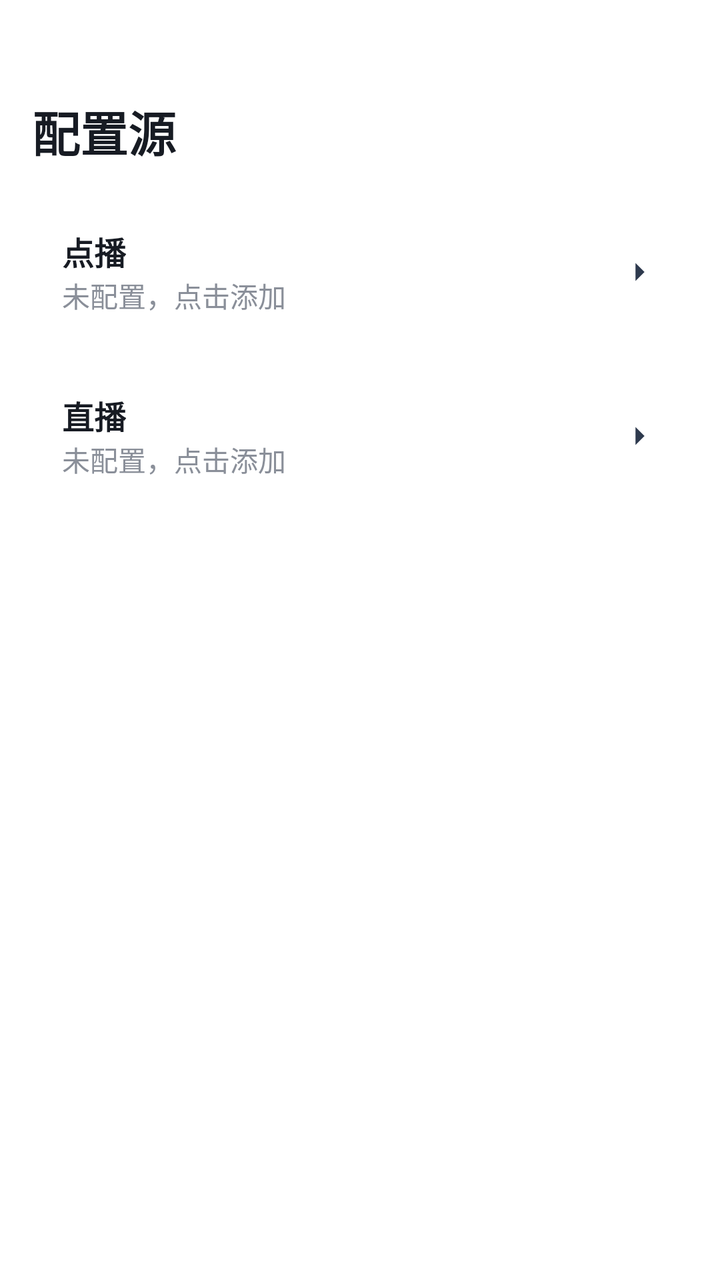
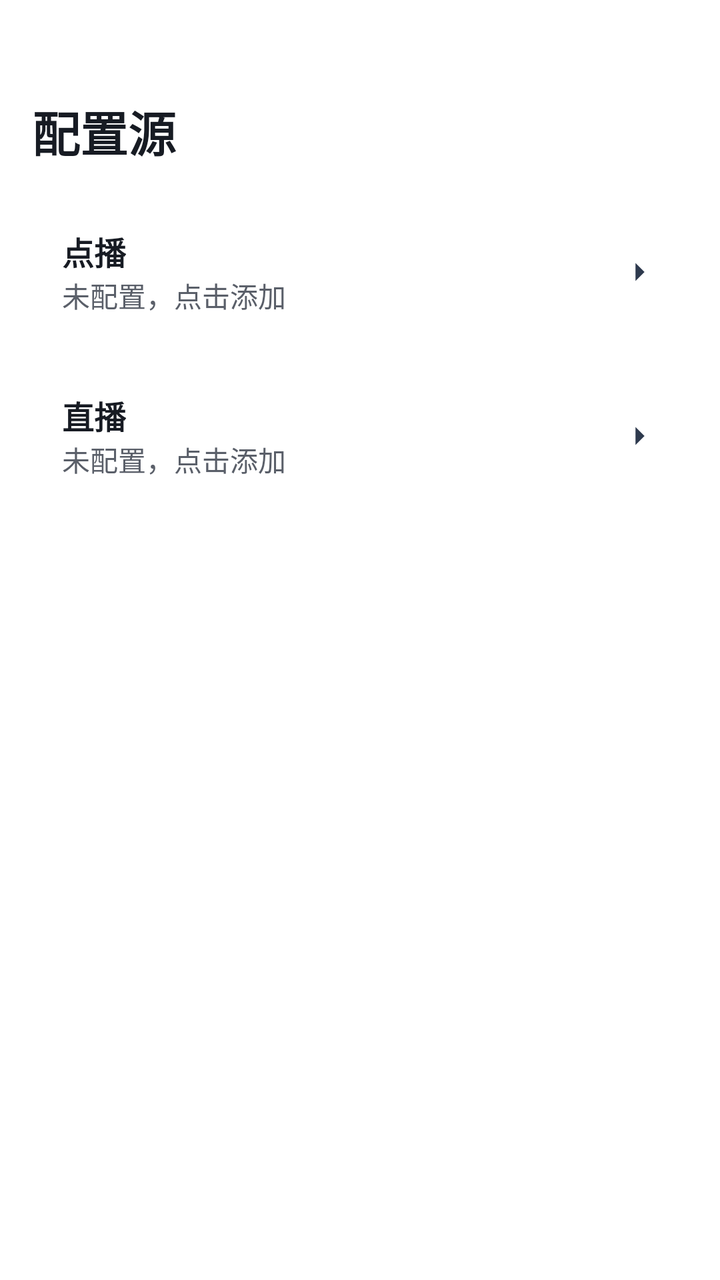

Before-and-after screenshots of an Android layout around one commit, followed by the original layout XML and the change that was made.
<!-- AndroidManifest.xml: another module's application theme Theme.App -->
<!-- res/layout/activity_config_source.xml -->
<?xml version="1.0" encoding="utf-8"?>
<ScrollView xmlns:android="http://schemas.android.com/apk/res/android"
    android:layout_width="match_parent"
    android:layout_height="match_parent"
    android:fillViewport="true">
    <LinearLayout
        android:layout_width="match_parent"
        android:layout_height="wrap_content"
        android:orientation="vertical"
        android:paddingLeft="16dp"
        android:paddingRight="16dp"
        android:paddingTop="48dp"
        android:paddingBottom="16dp">
        <TextView
            android:layout_width="wrap_content"
            android:layout_height="wrap_content"
            android:text="配置源"
            android:textColor="#171B23"
            android:textSize="24sp"
            android:textStyle="bold"
            android:layout_marginBottom="16dp" />
        <LinearLayout
            android:id="@+id/card_vod"
            android:layout_width="match_parent"
            android:layout_height="wrap_content"
            android:layout_marginBottom="8dp"
            android:background="@drawable/xc_setcard_v2"
            android:clickable="true"
            android:focusable="true"
            android:foreground="?attr/selectableItemBackground"
            android:gravity="center_vertical"
            android:minHeight="64dp"
            android:orientation="horizontal"
            android:padding="15dp">
            <LinearLayout
                android:layout_width="0dp"
                android:layout_height="wrap_content"
                android:layout_weight="1"
                android:orientation="vertical">
                <TextView
                    android:layout_width="wrap_content"
                    android:layout_height="wrap_content"
                    android:text="点播"
                    android:textColor="#171B23"
                    android:textSize="16sp"
                    android:textStyle="bold" />
                <TextView
                    android:id="@+id/tv_vod_name"
                    android:layout_width="wrap_content"
                    android:layout_height="wrap_content"
                    android:textColor="#171B23"
                    android:textSize="14sp"
                    android:visibility="gone" />
                <TextView
                    android:id="@+id/tv_vod_url"
                    android:layout_width="match_parent"
                    android:layout_height="wrap_content"
                    android:textColor="#8A8F99"
                    android:textSize="12sp"
                    android:maxLines="1"
                    android:ellipsize="end"
                    android:visibility="gone" />
                <TextView
                    android:id="@+id/tv_vod_empty"
                    android:layout_width="wrap_content"
                    android:layout_height="wrap_content"
                    android:text="未配置，点击添加"
                    android:textColor="#8A8F99"
                    android:textSize="14sp" />
            </LinearLayout>
            <ImageView
                android:layout_width="18dp"
                android:layout_height="18dp"
                android:src="@drawable/ic_chev_v2" />
        </LinearLayout>
        <LinearLayout
            android:id="@+id/card_live"
            android:layout_width="match_parent"
            android:layout_height="wrap_content"
            android:layout_marginBottom="8dp"
            android:background="@drawable/xc_setcard_v2"
            android:clickable="true"
            android:focusable="true"
            android:foreground="?attr/selectableItemBackground"
            android:gravity="center_vertical"
            android:minHeight="64dp"
            android:orientation="horizontal"
            android:padding="15dp">
            <LinearLayout
                android:layout_width="0dp"
                android:layout_height="wrap_content"
                android:layout_weight="1"
                android:orientation="vertical">
                <TextView
                    android:layout_width="wrap_content"
                    android:layout_height="wrap_content"
                    android:text="直播"
                    android:textColor="#171B23"
                    android:textSize="16sp"
                    android:textStyle="bold" />
                <TextView
                    android:id="@+id/tv_live_name"
                    android:layout_width="wrap_content"
                    android:layout_height="wrap_content"
                    android:textColor="#171B23"
                    android:textSize="14sp"
                    android:visibility="gone" />
                <TextView
                    android:id="@+id/tv_live_url"
                    android:layout_width="match_parent"
                    android:layout_height="wrap_content"
                    android:textColor="#8A8F99"
                    android:textSize="12sp"
                    android:maxLines="1"
                    android:ellipsize="end"
                    android:visibility="gone" />
                <TextView
                    android:id="@+id/tv_live_empty"
                    android:layout_width="wrap_content"
                    android:layout_height="wrap_content"
                    android:text="未配置，点击添加"
                    android:textColor="#8A8F99"
                    android:textSize="14sp" />
            </LinearLayout>
            <ImageView
                android:layout_width="18dp"
                android:layout_height="18dp"
                android:src="@drawable/ic_chev_v2" />
        </LinearLayout>
    </LinearLayout>
</ScrollView>
<!-- resources referenced by this layout -->
<resources>
  <!-- drawable ic_chev_v2 (drawable) -->
  <?xml version="1.0" encoding="utf-8"?>
  <vector xmlns:android="http://schemas.android.com/apk/res/android"
      android:width="18dp"
      android:height="18dp"
      android:viewportWidth="24"
      android:viewportHeight="24">
      <path
          android:fillColor="#2E3A4E"
          android:pathData="M9,6l6,6l-6,6" />
  </vector>
  <!-- drawable xc_setcard_v2 (drawable) -->
  <?xml version="1.0" encoding="utf-8"?>
  <shape xmlns:android="http://schemas.android.com/apk/res/android" android:shape="rectangle">
      <corners android:radius="10dp" />
      <solid android:color="#57FFFFFF" />
      <stroke android:width="1dp" android:color="#61FFFFFF" />
  </shape>
  <style name="Theme.App" parent="Theme.XingChen" />
  <style name="Theme.XingChen" parent="Theme.Material3.DayNight.NoActionBar">
          <item name="android:windowBackground">@android:color/transparent</item>
                <item name="android:colorBackground">@android:color/transparent</item>
          <item name="colorPrimary">#f0a400</item>
          <item name="colorPrimaryVariant">#c07f00</item>
          <item name="colorOnPrimary">@android:color/white</item>
      </style>
</resources>

<!-- the commit's change to res/layout/activity_config_source.xml (unified diff, before → after) -->
@@ -55,7 +55,7 @@
                     android:id="@+id/tv_vod_url"
                     android:layout_width="match_parent"
                     android:layout_height="wrap_content"
-                    android:textColor="#8A8F99"
+                    android:textColor="#5A5F69"
                     android:textSize="12sp"
                     android:maxLines="1"
                     android:ellipsize="end"
@@ -65,7 +65,7 @@
                     android:layout_width="wrap_content"
                     android:layout_height="wrap_content"
                     android:text="未配置，点击添加"
-                    android:textColor="#8A8F99"
+                    android:textColor="#5A5F69"
                     android:textSize="14sp" />
             </LinearLayout>
             <ImageView
@@ -109,7 +109,7 @@
                     android:id="@+id/tv_live_url"
                     android:layout_width="match_parent"
                     android:layout_height="wrap_content"
-                    android:textColor="#8A8F99"
+                    android:textColor="#5A5F69"
                     android:textSize="12sp"
                     android:maxLines="1"
                     android:ellipsize="end"
@@ -119,7 +119,7 @@
                     android:layout_width="wrap_content"
                     android:layout_height="wrap_content"
                     android:text="未配置，点击添加"
-                    android:textColor="#8A8F99"
+                    android:textColor="#5A5F69"
                     android:textSize="14sp" />
             </LinearLayout>
             <ImageView
